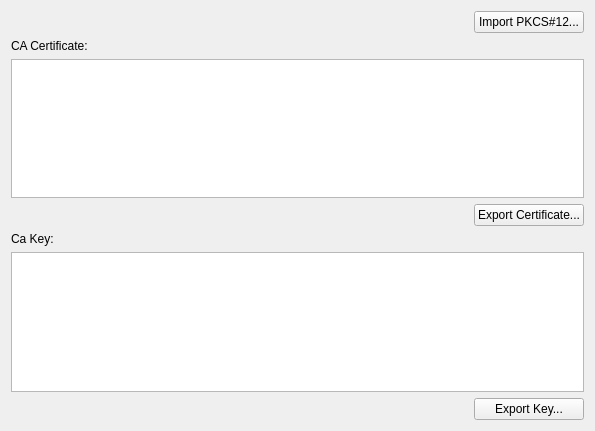
Above: settings/sslsettingspage.ui from richmoore/bitslinger before the change. Below: the same form after it.
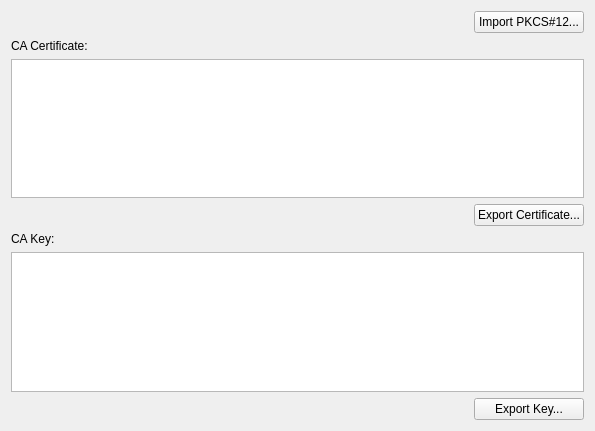
That is the form after the change.

Commit message: Fix the damn settings dialog

```diff
--- a/settings/sslsettingspage.ui
+++ b/settings/sslsettingspage.ui
@@ -67,7 +67,7 @@
    <item row="4" column="0">
     <widget class="QLabel" name="label_2">
      <property name="text">
-      <string>Ca Key:</string>
+      <string>CA Key:</string>
      </property>
     </widget>
    </item>
```
The commit also changes 6 other files.
